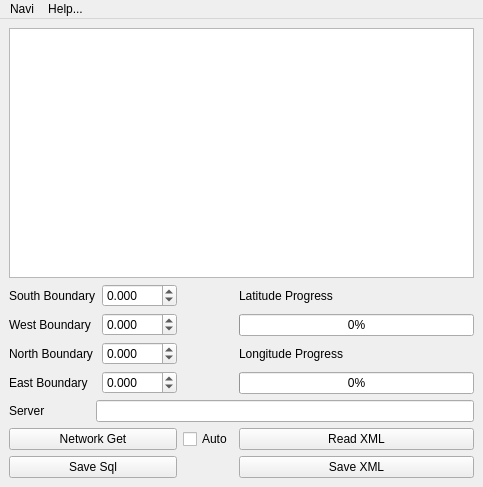
berndhs/navi, file ui/collect.ui: the form before one commit.
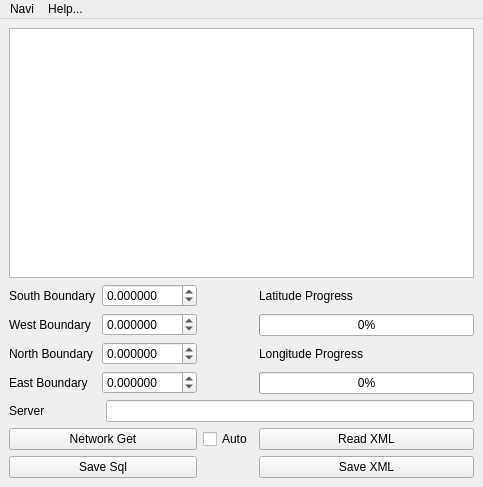
The form after the commit. Icons and pictures are not drawn.

The edit to the form file:
```diff
--- a/ui/collect.ui
+++ b/ui/collect.ui
@@ -39,7 +39,7 @@
         <item row="0" column="1">
          <widget class="QDoubleSpinBox" name="southValue">
           <property name="decimals">
-           <number>3</number>
+           <number>6</number>
           </property>
           <property name="minimum">
            <double>-90.000000000000000</double>
@@ -62,7 +62,7 @@
         <item row="1" column="1">
          <widget class="QDoubleSpinBox" name="westValue">
           <property name="decimals">
-           <number>3</number>
+           <number>6</number>
           </property>
           <property name="minimum">
            <double>-180.000000000000000</double>
@@ -85,7 +85,7 @@
         <item row="2" column="1">
          <widget class="QDoubleSpinBox" name="northValue">
           <property name="decimals">
-           <number>3</number>
+           <number>6</number>
           </property>
           <property name="minimum">
            <double>-90.000000000000000</double>
@@ -108,7 +108,7 @@
         <item row="3" column="1">
          <widget class="QDoubleSpinBox" name="eastValue">
           <property name="decimals">
-           <number>3</number>
+           <number>6</number>
           </property>
           <property name="minimum">
            <double>-180.000000000000000</double>
```
Left out of the diff: 4 changed lines with no effect on the pictures.
